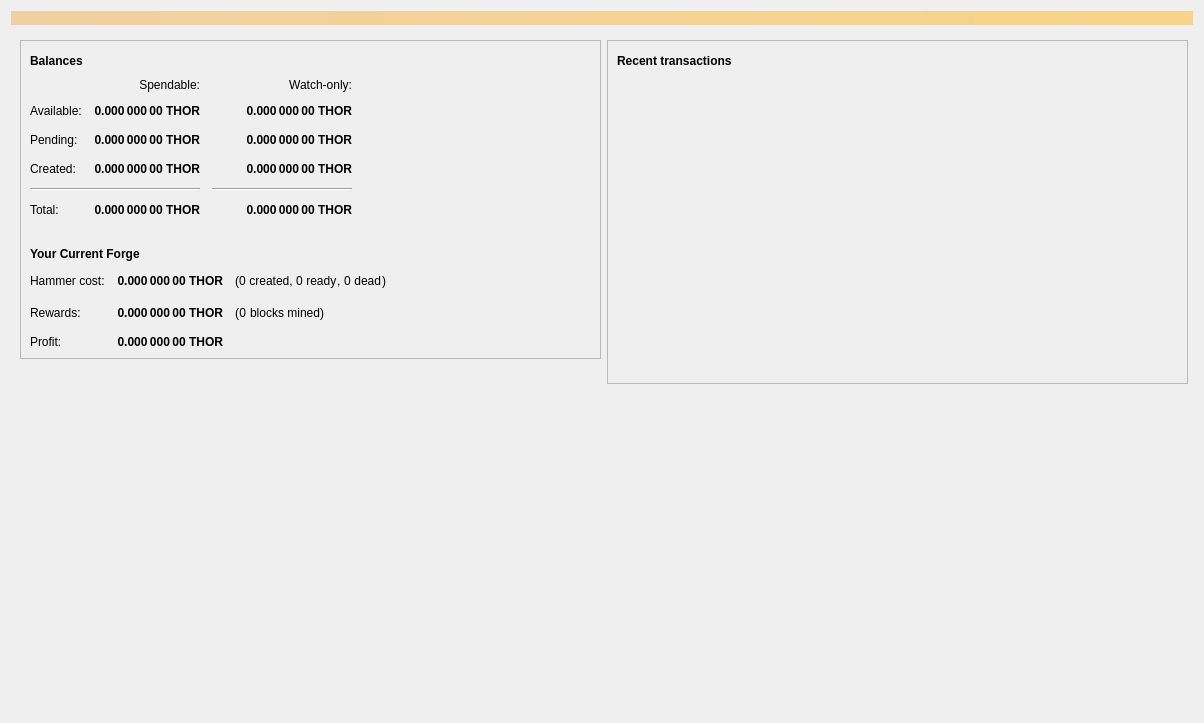
Before: the Qt Designer form src/qt/forms/overviewpage.ui in NodeCoin-Dev/thor-core, drawn with Qt 5.
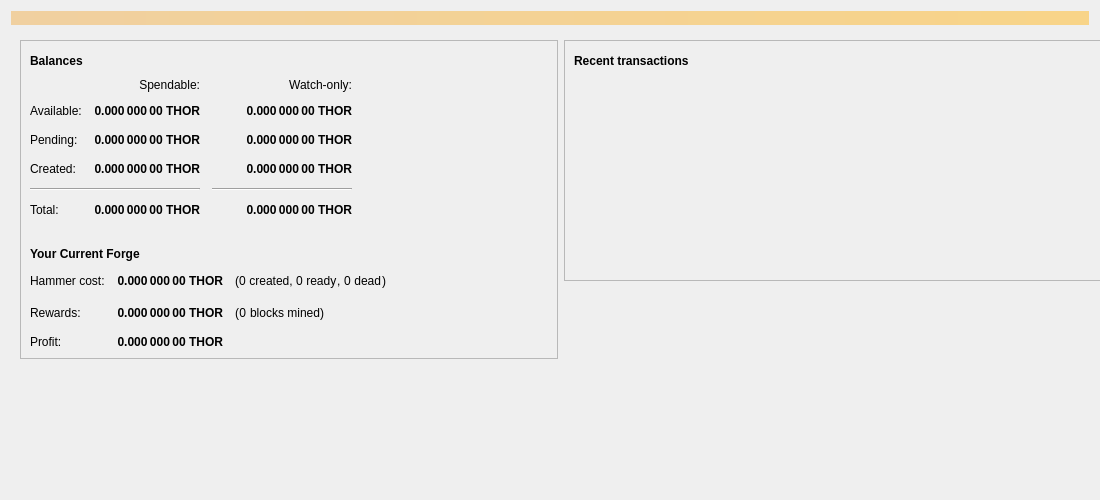
After: the same form once the commit is applied. Icons and pictures are not drawn.

The edit to the form file:
```diff
--- a/src/qt/forms/overviewpage.ui
+++ b/src/qt/forms/overviewpage.ui
@@ -6,14 +6,14 @@
    <rect>
     <x>0</x>
     <y>0</y>
-    <width>1204</width>
-    <height>723</height>
+    <width>1100</width>
+    <height>500</height>
    </rect>
   </property>
   <property name="minimumSize">
    <size>
-    <width>1204</width>
-    <height>723</height>
+    <width>1100</width>
+    <height>500</height>
    </size>
   </property>
   <property name="windowTitle">
@@ -43,8 +43,8 @@
     <widget class="QFrame" name="frameforbackground">
      <property name="minimumSize">
       <size>
-       <width>1186</width>
-       <height>705</height>
+       <width>1100</width>
+       <height>500</height>
       </size>
      </property>
      <property name="styleSheet">
```
